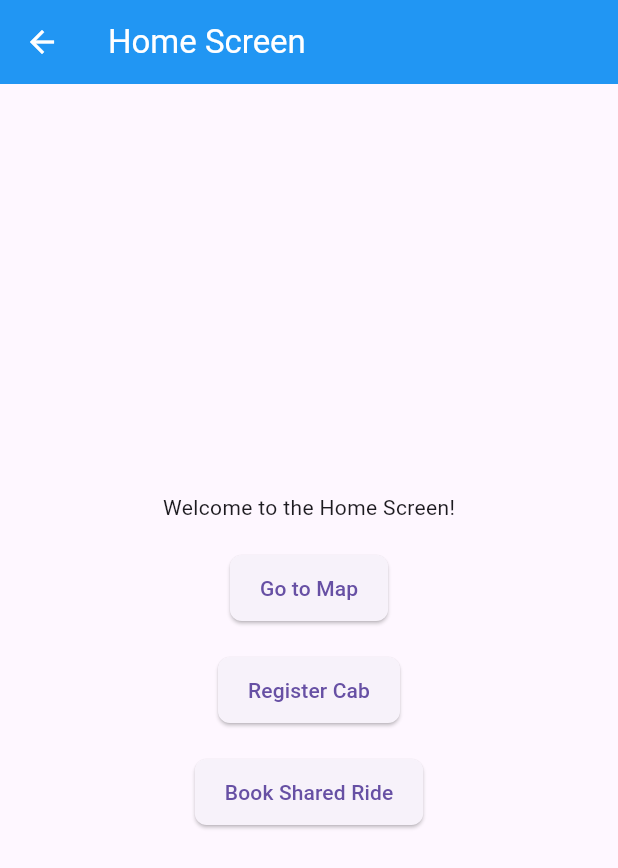
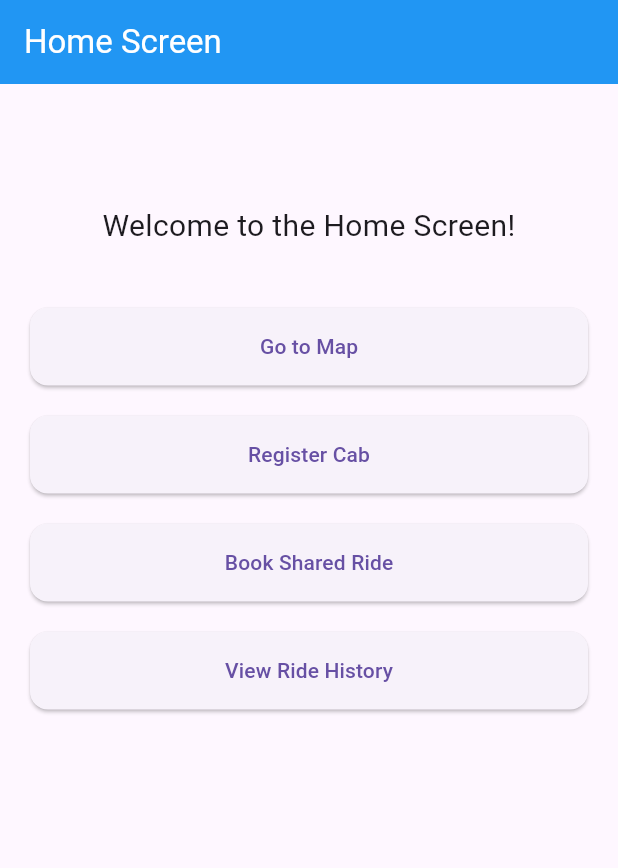
Before and after one commit to RamRajurkar/Cab_System, a Flutter app: the screen it shows after launch, on a phone screen of 412 x 824 dp. Shown: the top 868 px of the screen. Run offline on Flutter 3.47's test engine with Material 3 defaults, Android fonts, the phone set to English and light mode, and no system bars; our stand-ins replace flutter_map, flutter_spinkit, geolocator, latlong2, lottie, shared_preferences and 3 more; missing offline and left inert: flutter_map_animations, flutter_map_location_marker; accounts and stored records are empty; project files that could hold a hidden picture were left out.

Commit message:
view ride history feature added

```diff
--- a/frontend/flutter_app/lib/main.dart
+++ b/frontend/flutter_app/lib/main.dart
@@ -18,25 +18,16 @@ class MyApp extends StatelessWidget {
       debugShowCheckedModeBanner: false,
       theme: ThemeData(
         primarySwatch: Colors.blue,
-        visualDensity: VisualDensity.adaptivePlatformDensity,
         appBarTheme: const AppBarTheme(
           backgroundColor: Colors.blue,
           foregroundColor: Colors.white,
-          elevation: 0,
-        ),
-        elevatedButtonTheme: ElevatedButtonThemeData(
-          style: ElevatedButton.styleFrom(
-            padding: const EdgeInsets.symmetric(horizontal: 20, vertical: 12),
-            shape: RoundedRectangleBorder(
-              borderRadius: BorderRadius.circular(8),
-            ),
-          ),
         ),
       ),
-      initialRoute: '/home',
+
+      // FIX: This ensures HomeScreen updates instantly
+      home: const HomeScreen(),
+
       routes: {
-        '/': (context) => HomeScreen(),
-        '/home': (context) => HomeScreen(),
         '/register': (context) => const RegisterScreen(),
         '/cab_register': (context) => CabRegistrationScreen(),
       },
--- a/frontend/flutter_app/lib/screens/home_screen.dart
+++ b/frontend/flutter_app/lib/screens/home_screen.dart
@@ -1,6 +1,7 @@
 import 'package:flutter/material.dart';
 import 'package:smart_cab_allocation/screens/map_screen.dart';
 import 'package:smart_cab_allocation/screens/shared_ride_screen.dart';
+import 'package:smart_cab_allocation/screens/ride_history.dart';
 
 class HomeScreen extends StatelessWidget {
   const HomeScreen({Key? key}) : super(key: key);
@@ -11,35 +12,94 @@ class HomeScreen extends StatelessWidget {
       appBar: AppBar(
         title: const Text('Home Screen'),
       ),
-      body: Center(
+
+      // FIX: Make the whole page scrollable
+      body: SingleChildScrollView(
+        child: Container(
+          width: double.infinity,
+          padding: const EdgeInsets.symmetric(vertical: 40, horizontal: 20),
+
           child: Column(
             mainAxisAlignment: MainAxisAlignment.center,
+            crossAxisAlignment: CrossAxisAlignment.center,
+
             children: [
-            const Text('Welcome to the Home Screen!'),
+
+              const SizedBox(height: 40),
+
+              const Text(
+                'Welcome to the Home Screen!',
+                style: TextStyle(fontSize: 20),
+                textAlign: TextAlign.center,
+              ),
+
+              const SizedBox(height: 40),
+
+              _buildButton(
+                text: 'Go to Map',
+                onTap: () {
+                  Navigator.push(
+                    context,
+                    MaterialPageRoute(builder: (_) => const MapScreen()),
+                  );
+                },
+              ),
+
               const SizedBox(height: 20),
-            ElevatedButton(
-              onPressed: () {
-                Navigator.push(context, MaterialPageRoute(builder: (context) => MapScreen()));
-              },
-              child: const Text('Go to Map'),
-            ),
-            const SizedBox(height: 20),
-            ElevatedButton(
-              onPressed: () {
+
+              _buildButton(
+                text: 'Register Cab',
+                onTap: () {
                   Navigator.pushNamed(context, '/cab_register');
                 },
-              child: const Text('Register Cab'),
               ),
+
               const SizedBox(height: 20),
-            ElevatedButton(
-              onPressed: () {
-                Navigator.push(context, MaterialPageRoute(builder: (context) => SharedRideScreen()));
+
+              _buildButton(
+                text: 'Book Shared Ride',
+                onTap: () {
+                  Navigator.push(
+                    context,
+                    MaterialPageRoute(builder: (_) => const SharedRideScreen()),
+                  );
                 },
-              child: const Text('Book Shared Ride'),
               ),
+
+              const SizedBox(height: 20),
+
+              // 👉 YOUR MISSING BUTTON (now visible)
+              _buildButton(
+                text: 'View Ride History',
+                onTap: () {
+                  Navigator.push(
+                    context,
+                    MaterialPageRoute(builder: (_) => const RideHistoryScreen()),
+                  );
+                },
+              ),
+
+              const SizedBox(height: 40),
             ],
+          ),
         ),
       ),
     );
   }
+
+  Widget _buildButton({required String text, required VoidCallback onTap}) {
+    return SizedBox(
+      width: double.infinity,
+      child: ElevatedButton(
+        onPressed: onTap,
+        style: ElevatedButton.styleFrom(
+          padding: const EdgeInsets.symmetric(vertical: 16),
+          shape: RoundedRectangleBorder(
+            borderRadius: BorderRadius.circular(12),
+          ),
+        ),
+        child: Text(text),
+      ),
+    );
   }
+}
--- a/frontend/flutter_app/lib/screens/ride_history.dart
+++ b/frontend/flutter_app/lib/screens/ride_history.dart
@@ -114,12 +114,13 @@ class _RideHistoryScreenState extends State<RideHistoryScreen> {
                           padding: const EdgeInsets.only(bottom: 16),
                           child: RideCard(
                             cabName: ride['cab_name'],
-                            cabStatus: ride['shared'] ? 'Shared' : 'Single',
-                            distance: 'N/A',  // Distance not available in history
+                            cabStatus: ride['shared'] ? 'Shared Ride' : 'Single Ride',
                             startCoords: '(${ride['start_x']}, ${ride['start_y']})',
                             endCoords: '(${ride['end_x']}, ${ride['end_y']})',
                             isShared: ride['shared'],
+                            fare: '₹${(ride['fare'] ?? 0).toString()}',
                             timestamp: formattedDate,
+                            rideStatus: 'Completed',
                           ),
                         );
                       },
```
Also changed, not shown: frontend/flutter_app/lib/widgets/ride_card.dart (+37 -15 lines), 2 other files. Lines whose indentation alone changed are shown as unchanged.
